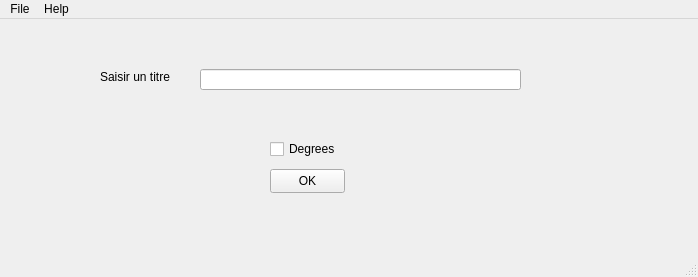
This is ui/main.ui in cyrilvincent/python-advanced as Qt 5 draws it before an edit. The edited form follows.
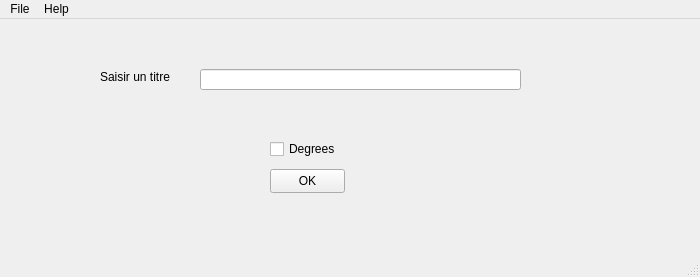
This is the edited form.

The edit to the form file:
```diff
--- a/ui/main.ui
+++ b/ui/main.ui
@@ -6,7 +6,7 @@
    <rect>
     <x>0</x>
     <y>0</y>
-    <width>698</width>
+    <width>700</width>
     <height>277</height>
    </rect>
   </property>
```
